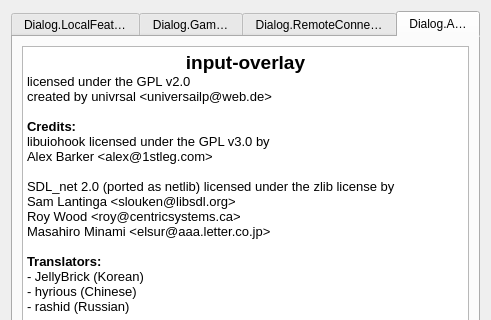
Old version of the form projects/plugin/src/gui/io_settings_dialog.ui in the repository univrsal/input-overlay; both pictures show x 0 to 491 and y 0 to 320 of the 491 by 671 pixel window.
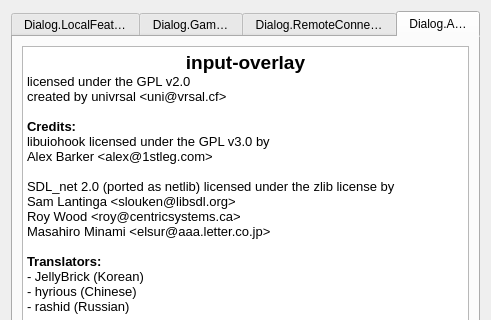
New version of the form. The open tabs and pages were chosen to show the change.

Diff of the .ui file:
```diff
--- a/projects/plugin/src/gui/io_settings_dialog.ui
+++ b/projects/plugin/src/gui/io_settings_dialog.ui
@@ -1477,7 +1477,7 @@
 &lt;/style&gt;&lt;/head&gt;&lt;body style=&quot; font-family:'Arial'; font-size:10pt; font-weight:400; font-style:normal;&quot;&gt;
 &lt;p align=&quot;center&quot; style=&quot; margin-top:0px; margin-bottom:0px; margin-left:0px; margin-right:0px; -qt-block-indent:0; text-indent:0px;&quot;&gt;&lt;span style=&quot; font-family:'Noto Sans'; font-size:14pt; font-weight:600;&quot;&gt;input-overlay&lt;/span&gt;&lt;/p&gt;
 &lt;p style=&quot; margin-top:0px; margin-bottom:0px; margin-left:0px; margin-right:0px; -qt-block-indent:0; text-indent:0px;&quot;&gt;&lt;span style=&quot; font-family:'Noto Sans';&quot;&gt;licensed under the GPL v2.0&lt;/span&gt;&lt;/p&gt;
-&lt;p style=&quot; margin-top:0px; margin-bottom:0px; margin-left:0px; margin-right:0px; -qt-block-indent:0; text-indent:0px;&quot;&gt;&lt;span style=&quot; font-family:'Noto Sans';&quot;&gt;created by univrsal &amp;lt;universailp@web.de&amp;gt;&lt;/span&gt;&lt;/p&gt;
+&lt;p style=&quot; margin-top:0px; margin-bottom:0px; margin-left:0px; margin-right:0px; -qt-block-indent:0; text-indent:0px;&quot;&gt;&lt;span style=&quot; font-family:'Noto Sans';&quot;&gt;created by univrsal &amp;lt;uni@vrsal.cf&amp;gt;&lt;/span&gt;&lt;/p&gt;
 &lt;p style=&quot;-qt-paragraph-type:empty; margin-top:0px; margin-bottom:0px; margin-left:0px; margin-right:0px; -qt-block-indent:0; text-indent:0px; font-family:'Noto Sans';&quot;&gt;&lt;br /&gt;&lt;/p&gt;
 &lt;p style=&quot; margin-top:0px; margin-bottom:0px; margin-left:0px; margin-right:0px; -qt-block-indent:0; text-indent:0px;&quot;&gt;&lt;span style=&quot; font-family:'Noto Sans'; font-weight:600;&quot;&gt;Credits:&lt;/span&gt;&lt;/p&gt;
 &lt;p style=&quot; margin-top:0px; margin-bottom:0px; margin-left:0px; margin-right:0px; -qt-block-indent:0; text-indent:0px;&quot;&gt;&lt;span style=&quot; font-family:'Noto Sans';&quot;&gt;libuiohook licensed under the GPL v3.0 by&lt;/span&gt;&lt;/p&gt;
```
